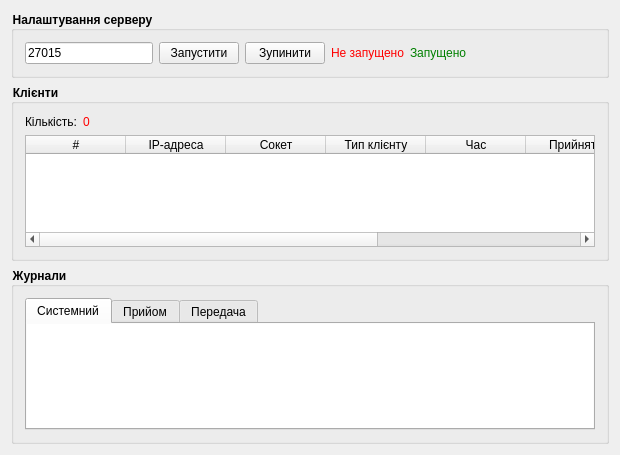
First picture: the form in server/ServerWindow.ui, repository darkjedi9922/winsock-cw, before the edit.
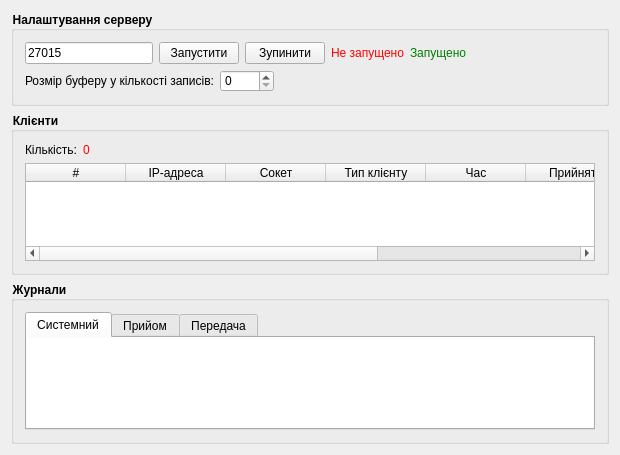
Second picture: the form after the edit.

Commit message: Implement temp buffer for data in Server.

What changed in the file:
```diff
--- a/server/ServerWindow.ui
+++ b/server/ServerWindow.ui
@@ -24,6 +24,8 @@
      <property name="title">
       <string>Налаштування серверу</string>
      </property>
+     <layout class="QVBoxLayout" name="verticalLayout_7">
+      <item>
      <layout class="QHBoxLayout" name="horizontalLayout">
       <item>
        <widget class="QLineEdit" name="portInput">
@@ -91,6 +93,39 @@
          </size>
         </property>
        </spacer>
+        </item>
+       </layout>
+      </item>
+      <item>
+       <layout class="QHBoxLayout" name="horizontalLayout_2" stretch="0,0,1">
+        <item>
+         <widget class="QLabel" name="label">
+          <property name="text">
+           <string>Розмір буферу у кількості записів:</string>
+          </property>
+         </widget>
+        </item>
+        <item>
+         <widget class="QSpinBox" name="bufferSize">
+          <property name="maximum">
+           <number>1000</number>
+          </property>
+         </widget>
+        </item>
+        <item>
+         <spacer name="horizontalSpacer_2">
+          <property name="orientation">
+           <enum>Qt::Horizontal</enum>
+          </property>
+          <property name="sizeHint" stdset="0">
+           <size>
+            <width>40</width>
+            <height>20</height>
+           </size>
+          </property>
+         </spacer>
+        </item>
+       </layout>
       </item>
      </layout>
     </widget>
```
Lines whose indentation alone changed are shown as unchanged. The commit also changes 3 other files.
